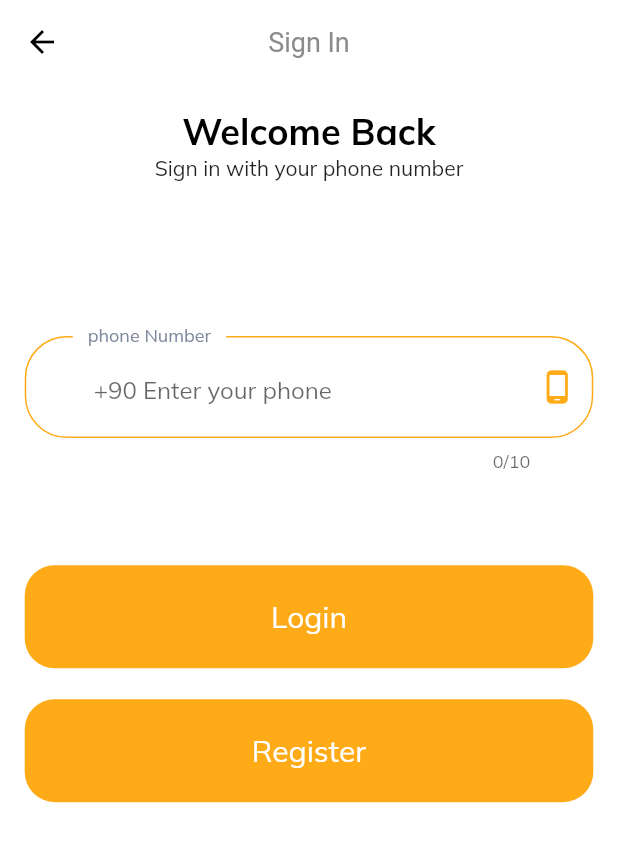
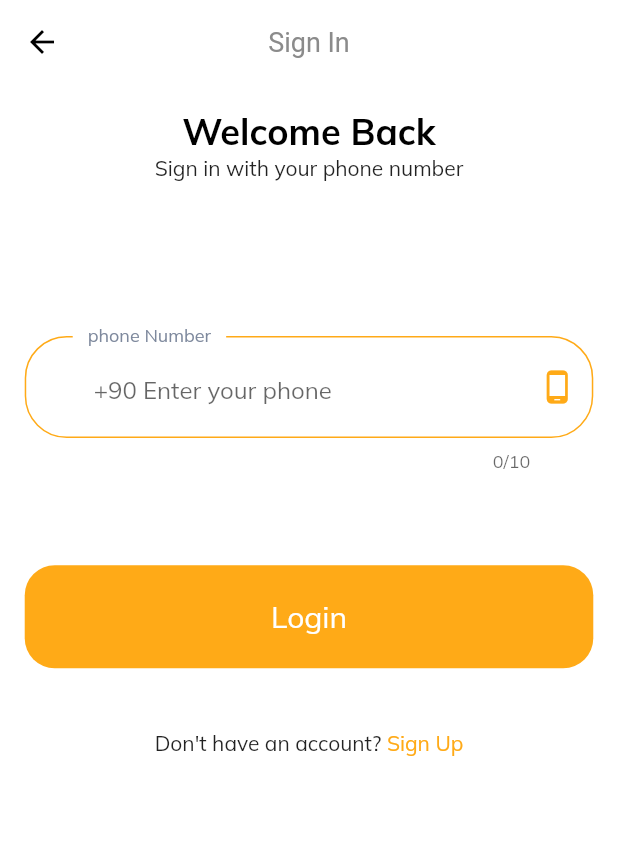
Before and after one commit to emrecanoner/LeaveNoneAlone, a Flutter app: the SignInScreen screen opened directly, on a phone screen of 412 x 824 dp. Shown: the top 842 px of the screen. Run offline on Flutter 3.47's test engine with Material 2 defaults, Android fonts, the phone set to English and light mode, and no system bars; our stand-ins replace animate_do, animated_splash_screen, awesome_snackbar_content, firebase_auth, firebase_core, firebase_database and 9 more; missing offline and left inert: dart:ffi, grock; accounts and stored records are empty.

Commit message:
Changes committed

```diff
--- a/lib/screens/sign_in/components/body.dart
+++ b/lib/screens/sign_in/components/body.dart
@@ -127,8 +127,29 @@ class _SignFormState extends State<SignForm> {
                 },
                 text: otpVisibility ? 'Verify' : 'Login',
               ),
-              SizedBox(height: gHeight / 40),
-              RegisterButton(),
+              SizedBox(height: gHeight / 20),
+              Row(
+                mainAxisAlignment: MainAxisAlignment.center,
+                children: [
+                  Text("Don't have an account? "),
+                  GestureDetector(
+                    onTap: () {
+                      FocusManager.instance.primaryFocus?.unfocus();
+                      Navigator.push(
+                          context,
+                          MaterialPageRoute(
+                            builder: (context) => Register(),
+                          ));
+                    },
+                    child: Text(
+                      "Sign Up",
+                      style: TextStyle(color: buttonColor),
+                    ),
+                  )
+                ],
+              ),
+              SizedBox(height: gHeight / 50),
+              //RegisterButton(),
             ],
           ),
         ),
@@ -167,21 +188,14 @@ class _SignFormState extends State<SignForm> {
     );
   }
 
-  Visibility RegisterButton() {
-    return Visibility(
-      child: DefaultButton(
-          text: 'Register',
-          press: () {
-            Navigator.push(
-              context,
-              MaterialPageRoute(
-                builder: (context) => Register(),
-              ),
-            ).then((value) => phoneN.clear());
-          }),
-      visible: registerVisibility,
-    );
-  }
+/*   TextButton RegisterButton() {
+    return TextButton(
+      onPressed: Navigator.push(
+                          context,
+                          MaterialPageRoute(
+                            builder: (context) => SplashScreen(),
+                          ));
+              , child: Text('Register'));} */
 
   Visibility buildOTPFormField() {
     return Visibility(
```
Also changed, not shown: lib/screens/database/insert.dart (+3 -5 lines).
